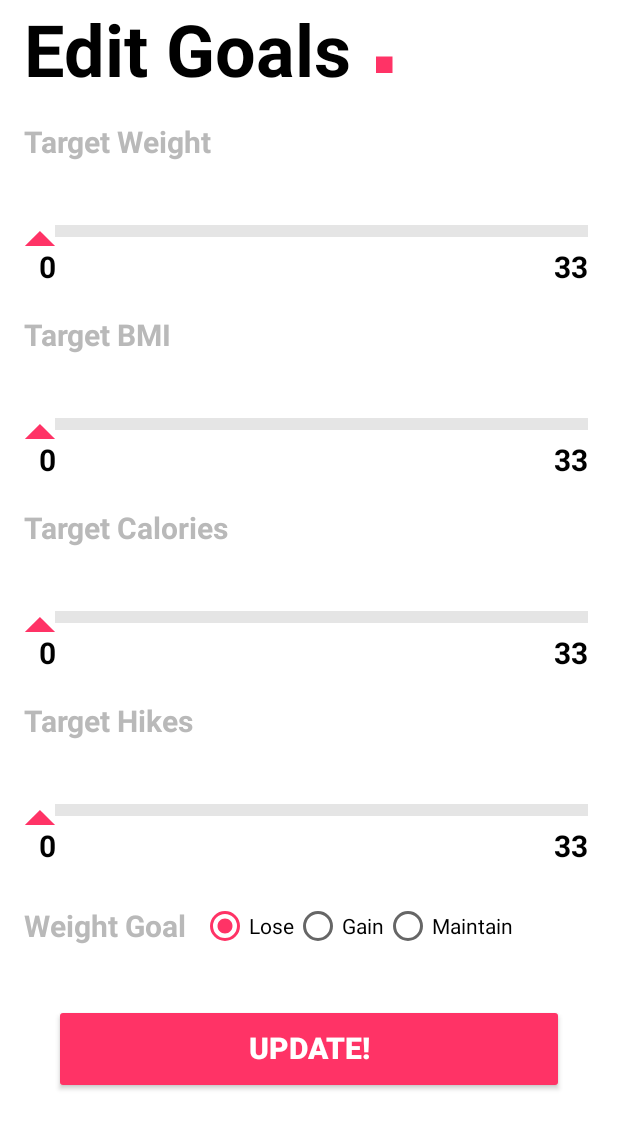
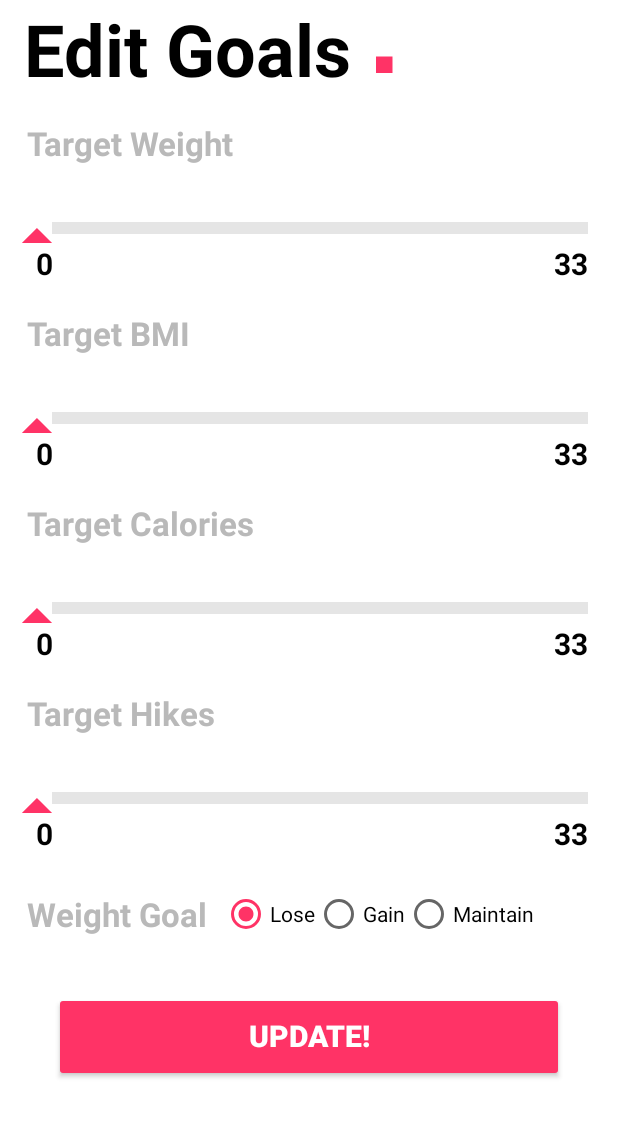
Before and after one commit to albertsus/Lifestyle-App, an Android app: the layout fragment_edit_goals.xml on its own in the app's theme, with its tools: preview values and no code run, on a phone screen of 412 x 824 dp. Shown: the top 1129 px of the screen. Run offline under Robolectric (Android 15) with nearby library versions, the phone set to English and light mode, and no system bars.

Commit message:
adjust some ui

```diff
--- a/app/src/main/res/layout/activity_pedometer.xml
+++ b/app/src/main/res/layout/activity_pedometer.xml
@@ -46,7 +46,7 @@
         android:id="@+id/steps"
         android:layout_width="match_parent"
         android:layout_height="wrap_content"
-        android:layout_marginTop="115dp"
+        android:layout_marginTop="110dp"
         android:gravity="center"
         android:textSize="45sp"
         android:text="10.000"/>
--- a/app/src/main/res/layout/activity_signup.xml
+++ b/app/src/main/res/layout/activity_signup.xml
@@ -74,9 +74,9 @@
         android:layout_width="280dp"
         android:layout_height="40dp"
         android:background="#80FFFFFF"
-        android:drawableLeft="@drawable/ic_action_user"
+        android:drawableLeft="@drawable/ic_email"
         android:ems="10"
-        android:hint="Username"
+        android:hint="Email"
         android:inputType="textPersonName"
         android:textSize="16dp"
         android:layout_marginBottom="20dp"
--- a/app/src/main/res/layout/fragment_edit_goals.xml
+++ b/app/src/main/res/layout/fragment_edit_goals.xml
@@ -50,11 +50,11 @@
                 android:layout_width="wrap_content"
                 android:layout_height="wrap_content"
                 android:gravity="left|center_vertical"
-                android:paddingStart="16dp"
+                android:paddingStart="18dp"
                 android:paddingTop="16dp"
                 android:text="Target Weight"
                 android:textColor="@color/textLabelDefault"
-                android:textSize="20dp"
+                android:textSize="22dp"
                 android:textStyle="bold"
                 app:layout_constraintStart_toStartOf="@id/edit_goals_frag_title"
                 app:layout_constraintTop_toBottomOf="@id/edit_goals_frag_title"
@@ -77,8 +77,8 @@
                 android:id="@+id/sb_target_weight"
                 android:layout_width="match_parent"
                 android:layout_height="wrap_content"
-                android:layout_marginLeft="10dp"
-                android:layout_marginVertical="36dp"
+                android:layout_marginLeft="8dp"
+                android:layout_marginVertical="32dp"
                 android:layout_alignParentStart="true"
                 android:layout_centerVertical="true"
                 android:max="100"
@@ -125,12 +125,12 @@
                 android:layout_width="wrap_content"
                 android:layout_height="wrap_content"
                 android:gravity="left|center_vertical"
-                android:paddingStart="16dp"
+                android:paddingStart="18dp"
                 android:paddingTop="30dp"
                 android:layout_marginTop="15dp"
                 android:text="Target BMI"
                 android:textColor="@color/textLabelDefault"
-                android:textSize="20dp"
+                android:textSize="22dp"
                 android:textStyle="bold"
                 app:layout_constraintStart_toStartOf="@id/edit_goals_frag_title"
                 app:layout_constraintTop_toBottomOf="@id/sb_target_weight"
@@ -153,8 +153,8 @@
                 android:id="@+id/sb_target_bmi"
                 android:layout_width="match_parent"
                 android:layout_height="wrap_content"
-                android:layout_marginLeft="10dp"
-                android:layout_marginVertical="36dp"
+                android:layout_marginLeft="8dp"
+                android:layout_marginVertical="32dp"
                 android:layout_alignParentStart="true"
                 android:layout_centerVertical="true"
                 android:max="100"
@@ -201,12 +201,12 @@
                 android:layout_width="wrap_content"
                 android:layout_height="wrap_content"
                 android:gravity="left|center_vertical"
-                android:paddingStart="16dp"
+                android:paddingStart="18dp"
                 android:paddingTop="30dp"
                 android:layout_marginTop="15dp"
                 android:text="Target Calories"
                 android:textColor="@color/textLabelDefault"
-                android:textSize="20dp"
+                android:textSize="22dp"
                 android:textStyle="bold"
                 app:layout_constraintStart_toStartOf="@id/edit_goals_frag_title"
                 app:layout_constraintTop_toBottomOf="@id/sb_target_bmi"
@@ -229,8 +229,8 @@
                 android:id="@+id/sb_target_calories"
                 android:layout_width="match_parent"
                 android:layout_height="wrap_content"
-                android:layout_marginLeft="10dp"
-                android:layout_marginVertical="36dp"
+                android:layout_marginLeft="8dp"
+                android:layout_marginVertical="32dp"
                 android:layout_alignParentStart="true"
                 android:layout_centerVertical="true"
                 android:progressDrawable="@drawable/progress_drawable"
@@ -275,12 +275,12 @@
                 android:layout_width="wrap_content"
                 android:layout_height="wrap_content"
                 android:gravity="left|center_vertical"
-                android:paddingStart="16dp"
+                android:paddingStart="18dp"
                 android:paddingTop="30dp"
                 android:layout_marginTop="15dp"
                 android:text="Target Hikes"
                 android:textColor="@color/textLabelDefault"
-                android:textSize="20dp"
+                android:textSize="22dp"
                 android:textStyle="bold"
                 app:layout_constraintStart_toStartOf="@id/edit_goals_frag_title"
                 app:layout_constraintTop_toBottomOf="@id/sb_target_calories"
@@ -303,8 +303,8 @@
                 android:id="@+id/sb_target_hikes"
                 android:layout_width="match_parent"
                 android:layout_height="wrap_content"
-                android:layout_marginLeft="10dp"
-                android:layout_marginVertical="36dp"
+                android:layout_marginLeft="8dp"
+                android:layout_marginVertical="32dp"
                 android:layout_alignParentStart="true"
                 android:layout_centerVertical="true"
                 android:max="100"
@@ -351,11 +351,11 @@
                 android:layout_width="wrap_content"
                 android:layout_height="64dp"
                 android:gravity="left|center_vertical"
-                android:paddingStart="16dp"
+                android:paddingStart="18dp"
                 android:layout_marginTop="35dp"
                 android:text="Weight Goal"
                 android:textColor="@color/textLabelDefault"
-                android:textSize="20dp"
+                android:textSize="22dp"
                 android:textStyle="bold"
                 app:layout_constraintStart_toStartOf="@id/edit_goals_frag_title"
                 app:layout_constraintTop_toBottomOf="@id/sb_target_hikes"
```
Also changed, not shown: app/src/main/res/layout/fragment_profile_enter.xml (+5 -5 lines), app/src/main/res/drawable-hdpi/ic_email.png (added), app/src/main/res/drawable-mdpi/ic_email.png (added), app/src/main/res/drawable-xhdpi/ic_email.png (added), app/src/main/res/drawable-xxhdpi/ic_email.png (added).
